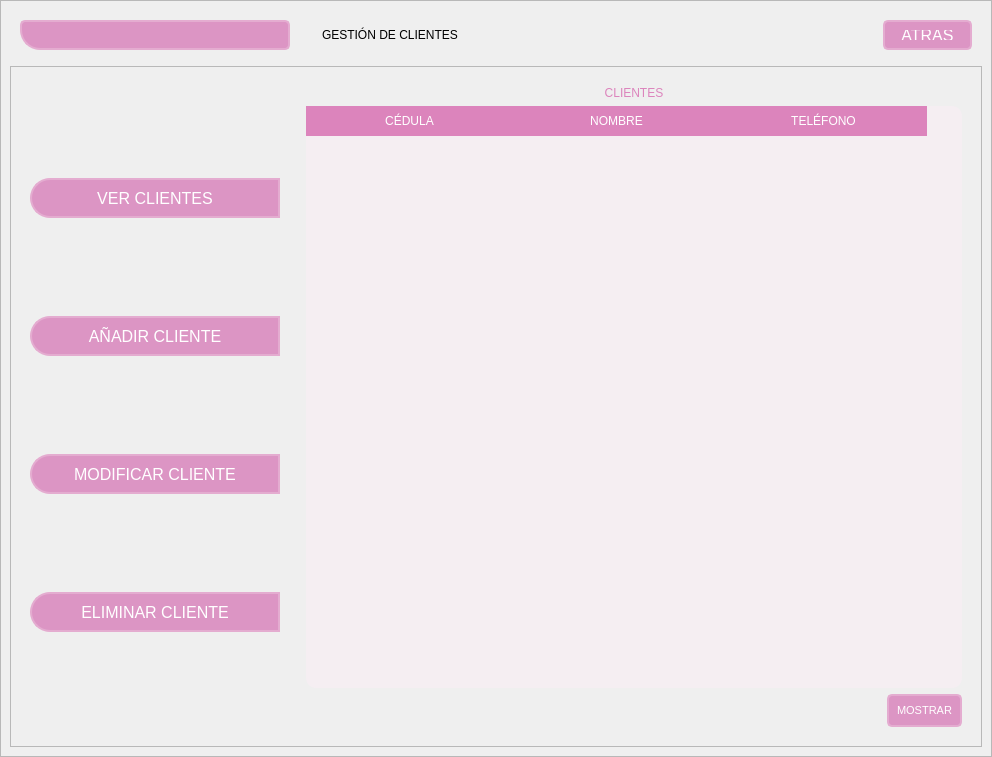
Qt form GUI/sub_ventanas/ui/gestion_clientes/GestionClientes.ui (C-Sebastian-M/GLAM_MAKEUP_STORE) before a commit.
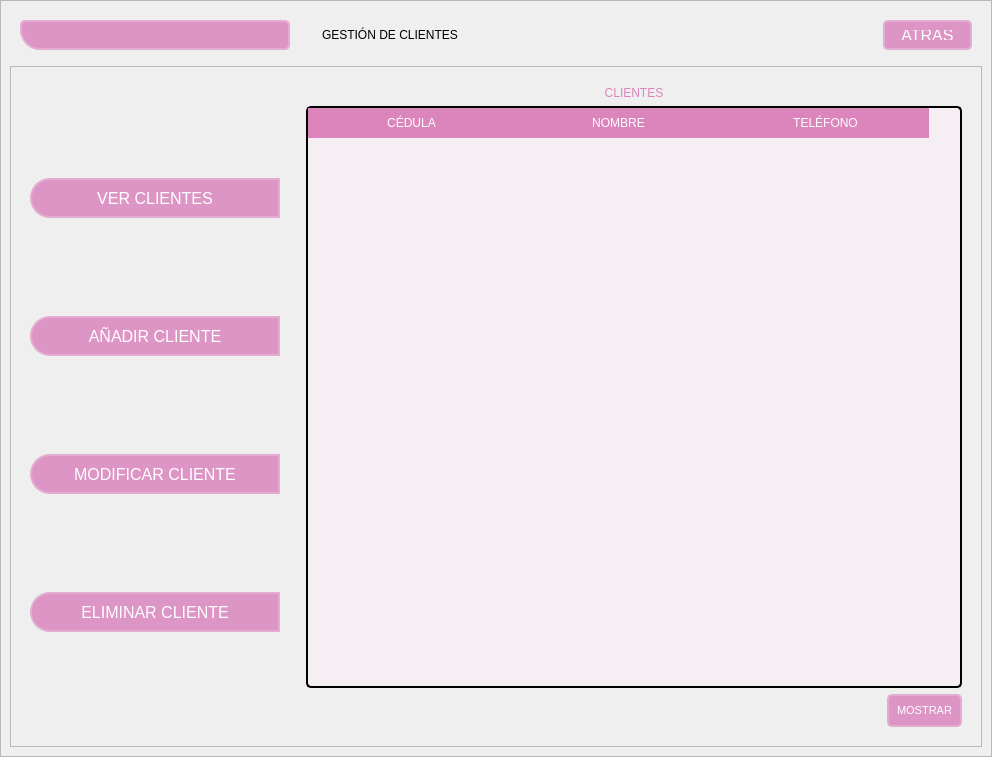
The same form after that commit. Icons and pictures are not drawn.

Patch:
```diff
--- a/GUI/sub_ventanas/ui/gestion_clientes/GestionClientes.ui
+++ b/GUI/sub_ventanas/ui/gestion_clientes/GestionClientes.ui
@@ -424,6 +424,9 @@
     background-color: #f5eef2;
     gridline-color: #dc84bc;
     font-size: 14px;
+	border: 2px solid black;
+     border-radius: 5px;
+
 }
 
 QHeaderView::section {
```
